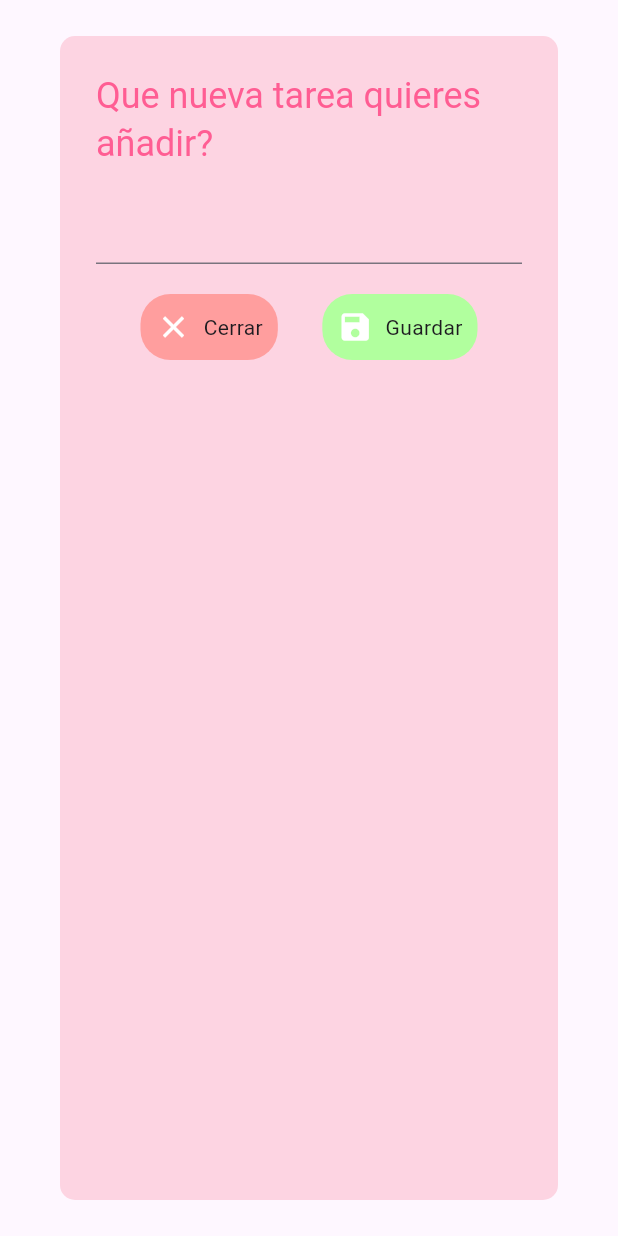
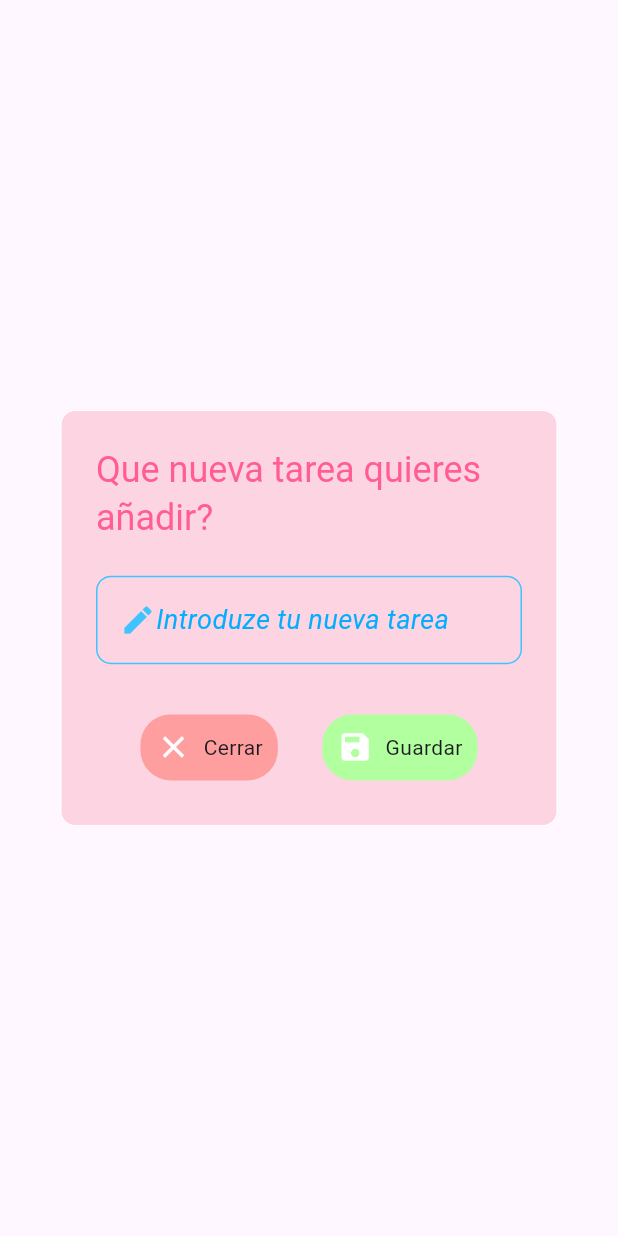
Before and after one commit to SLRCeroca/app_tasques, a Flutter app: the DialogoNuevaTarea widget shown alone on an empty page, opened directly, on a phone screen of 412 x 824 dp. Run offline on Flutter 3.47's test engine with Material 3 defaults, Android fonts, the phone set to English and light mode, and no system bars.

Commit message:
Estilo dialogo hecho

```diff
--- a/lib/components/dialogo_nueva_tarea.dart
+++ b/lib/components/dialogo_nueva_tarea.dart
@@ -1,5 +1,6 @@
 import 'package:app_tasques/colores_app.dart';
 import 'package:app_tasques/components/boton_dialogo.dart';
+import 'package:app_tasques/components/textfield_personalizado.dart';
 import 'package:flutter/material.dart';
 
 class DialogoNuevaTarea extends StatelessWidget {
@@ -9,15 +10,22 @@ class DialogoNuevaTarea extends StatelessWidget {
   Widget build(BuildContext context) {
     return AlertDialog(
       backgroundColor: ColoresApp().colorPrincipal,
-      shape: RoundedRectangleBorder(borderRadius: BorderRadiusGeometry.circular(10)),
+      shape: RoundedRectangleBorder(borderRadius: BorderRadiusGeometry.circular(10),
+      side: BorderSide(
+        color: ColoresApp().colorBlanco
+      )
+      ),
       title: Text(
         "Que nueva tarea quieres añadir?",
         style: TextStyle(color: ColoresApp().colorPrincipalFuerte),
       ),
       content: Container(
+        height: 150,
+        width: MediaQuery.of(context).size.width * 0.8,
         child: Column(
+          mainAxisAlignment: MainAxisAlignment.spaceEvenly,
           children: [
-            TextField(),
+            TextfieldPersonalizado(),
             SizedBox(height: 20),
             Row(
               mainAxisAlignment: MainAxisAlignment.spaceEvenly,
--- /dev/null
+++ b/lib/components/textfield_personalizado.dart
@@ -0,0 +1,47 @@
+import 'package:app_tasques/colores_app.dart';
+import 'package:flutter/material.dart';
+
+class TextfieldPersonalizado extends StatelessWidget {
+  const TextfieldPersonalizado({super.key});
+
+  @override
+  Widget build(BuildContext context) {
+    return TextField(
+      cursorColor: ColoresApp().colorSecundarioFuerte,
+      cursorWidth: 1,
+      style: TextStyle(
+        color: ColoresApp().colorSecundarioFuerte,
+        fontSize: 18,
+        fontWeight: FontWeight.bold
+      ),
+
+      decoration: InputDecoration(
+        hint: Row(
+          children: [
+            Icon(Icons.edit, color: ColoresApp().colorSecundario,),
+            Text("Introduze tu nueva tarea",
+            style: TextStyle(
+            color: ColoresApp().colorSecundarioFuerte,
+            fontSize: 18,
+            fontStyle: FontStyle.italic
+                  ),
+            ),
+          ],
+        ),
+        filled: true,
+        fillColor: ColoresApp().colorPrincipal,
+        enabledBorder: OutlineInputBorder(
+          borderRadius: BorderRadius.circular(10),
+          borderSide: BorderSide(
+            color: ColoresApp().colorSecundario
+          ),
+        ),
+        focusedBorder: UnderlineInputBorder(
+          borderSide: BorderSide(
+            color: ColoresApp().colorSecundario
+          ),
+        ),
+      ),
+    );
+  }
+}
```
